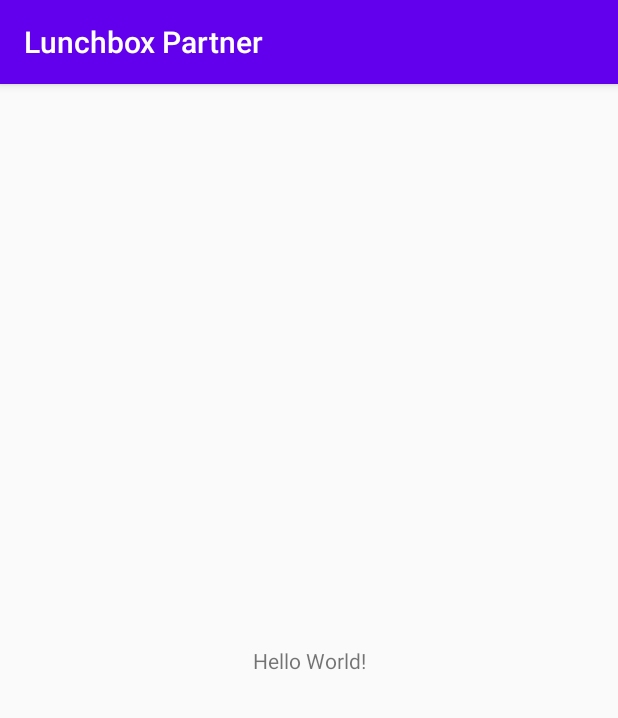
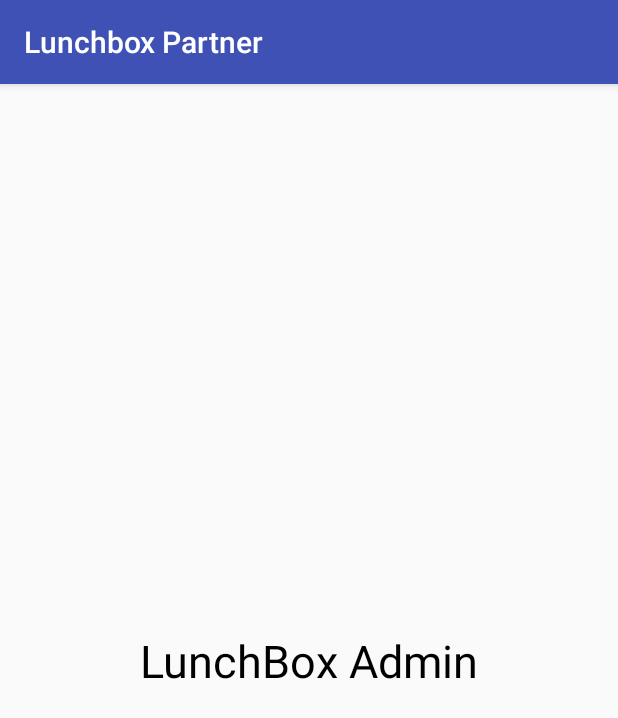
Before and after one commit to kunlmudgal/LunchBox-Partner, an Android app: the first screen one second after launch (MainActivity before the commit, LandingActivity after it), on a phone screen of 412 x 824 dp. Shown: the top 718 px of the screen. Run offline under Robolectric (Android 15) with nearby library versions, the phone set to English and light mode, and no system bars.

Commit message:
LoginSignUpActivity

```diff
--- a/app/build.gradle
+++ b/app/build.gradle
@@ -28,6 +28,7 @@ dependencies {
 
     implementation 'androidx.appcompat:appcompat:1.1.0'
     implementation 'androidx.constraintlayout:constraintlayout:1.1.3'
+    implementation 'androidx.cardview:cardview:1.0.0'
     testImplementation 'junit:junit:4.12'
     androidTestImplementation 'androidx.test.ext:junit:1.1.1'
     androidTestImplementation 'androidx.test.espresso:espresso-core:3.2.0'
--- a/app/src/main/AndroidManifest.xml
+++ b/app/src/main/AndroidManifest.xml
@@ -9,7 +9,10 @@
         android:roundIcon="@mipmap/ic_launcher_round"
         android:supportsRtl="true"
         android:theme="@style/AppTheme">
-        <activity android:name=".MainActivity">
+        <activity android:name=".HomeActivity"></activity>
+        <activity android:name=".SignUpActivity" />
+        <activity android:name=".LoginActivity" />
+        <activity android:name=".LandingActivity">
             <intent-filter>
                 <action android:name="android.intent.action.MAIN" />
 
--- a/app/src/main/java/com/dscglbajaj/lunchboxpartner/MainActivity.java
+++ b/app/src/main/java/com/dscglbajaj/lunchboxpartner/HomeActivity.java
@@ -1,14 +1,14 @@
 package com.dscglbajaj.lunchboxpartner;
+
+import androidx.appcompat.app.AppCompatActivity;
 
 import android.os.Bundle;
 
-import androidx.appcompat.app.AppCompatActivity;
-
-public class MainActivity extends AppCompatActivity {
+public class HomeActivity extends AppCompatActivity {
 
     @Override
     protected void onCreate(Bundle savedInstanceState) {
         super.onCreate(savedInstanceState);
-        setContentView(R.layout.activity_main);
+        setContentView(R.layout.activity_home);
     }
 }
--- /dev/null
+++ b/app/src/main/java/com/dscglbajaj/lunchboxpartner/LandingActivity.java
@@ -0,0 +1,23 @@
+package com.dscglbajaj.lunchboxpartner;
+
+import android.content.Intent;
+import android.os.Bundle;
+import android.os.Handler;
+
+import androidx.appcompat.app.AppCompatActivity;
+
+public class LandingActivity extends AppCompatActivity {
+
+    @Override
+    protected void onCreate(Bundle savedInstanceState) {
+        super.onCreate(savedInstanceState);
+        setContentView(R.layout.activity_landing);
+        new Handler().postDelayed(new Runnable() {
+            @Override
+            public void run() {
+                startActivity(new Intent(LandingActivity.this,LoginActivity.class));
+                finish();
+            }
+        },2500);
+    }
+}
--- a/app/src/main/res/layout/activity_main.xml
+++ b/app/src/main/res/layout/activity_home.xml
@@ -4,15 +4,6 @@
     xmlns:tools="http://schemas.android.com/tools"
     android:layout_width="match_parent"
     android:layout_height="match_parent"
-    tools:context=".MainActivity">
-
-    <TextView
-        android:layout_width="wrap_content"
-        android:layout_height="wrap_content"
-        android:text="Hello World!"
-        app:layout_constraintBottom_toBottomOf="parent"
-        app:layout_constraintLeft_toLeftOf="parent"
-        app:layout_constraintRight_toRightOf="parent"
-        app:layout_constraintTop_toTopOf="parent" />
+    tools:context=".HomeActivity">
 
 </androidx.constraintlayout.widget.ConstraintLayout>
--- /dev/null
+++ b/app/src/main/res/layout/activity_landing.xml
@@ -0,0 +1,21 @@
+<?xml version="1.0" encoding="utf-8"?>
+<androidx.constraintlayout.widget.ConstraintLayout xmlns:android="http://schemas.android.com/apk/res/android"
+    xmlns:app="http://schemas.android.com/apk/res-auto"
+    xmlns:tools="http://schemas.android.com/tools"
+    android:layout_width="match_parent"
+    android:layout_height="match_parent"
+    tools:context=".LandingActivity">
+
+
+    <TextView
+        android:id="@+id/textView"
+        android:layout_width="wrap_content"
+        android:layout_height="wrap_content"
+        android:text="LunchBox Admin"
+        android:textColor="@color/colorAccent"
+        android:textSize="30sp"
+        app:layout_constraintBottom_toBottomOf="parent"
+        app:layout_constraintEnd_toEndOf="parent"
+        app:layout_constraintStart_toStartOf="parent"
+        app:layout_constraintTop_toTopOf="parent" />
+</androidx.constraintlayout.widget.ConstraintLayout>
--- a/app/src/main/res/values/colors.xml
+++ b/app/src/main/res/values/colors.xml
@@ -1,6 +1,27 @@
 <?xml version="1.0" encoding="utf-8"?>
 <resources>
-    <color name="colorPrimary">#6200EE</color>
-    <color name="colorPrimaryDark">#3700B3</color>
-    <color name="colorAccent">#03DAC5</color>
+<!--    <color name="colorPrimary">#6200EE</color>-->
+<!--    <color name="colorPrimaryDark">#3700B3</color>-->
+<!--    <color name="colorAccent">#03DAC5</color>-->
+    <color name="colorPrimary">#3F51B5</color>
+    <color name="colorPrimaryDark">#303F9F</color>
+    <color name="colorAccent">#000</color>
+    <color name="colorBlueDark">#332D8C</color>
+    <color name="Gray">#54595e</color>
+    <color name="Black">#323538</color>
+    <color name="Blue">#4d8ef6</color>
+    <color name="PrimaryWhite">#dce2e4</color>
+    <color name="Whitebright">#ffffff</color>
+    <color name="WhiteD">#f6fafd</color>
+    <color name="Primary">#147a6d</color>
+    <color name="GrayW">#f7f7f7</color>
+    <color name="BG">#1b4d80</color>
+    <color name="backgroud">#CCEEF4</color>
+    <color name="Form">#266b92</color>
+    <color name="Ambulance">#34ace0</color>
+    <color name="Hospital">#1abc9c</color>
+    <color name="GvtPolocies">#706fd3</color>
+    <color name="Fund">#ffb912</color>
+    <color name="Blogs">#833471</color>
+    <color name="Doners">#e74c3c</color>
 </resources>
--- a/app/src/main/res/values/strings.xml
+++ b/app/src/main/res/values/strings.xml
@@ -1,3 +1,4 @@
 <resources>
     <string name="app_name">Lunchbox Partner</string>
+    <string name="terms_amp_condition"><![CDATA[terms & condition]]></string>
 </resources>
--- a/build.gradle
+++ b/build.gradle
@@ -8,7 +8,7 @@ buildscript {
 
     }
     dependencies {
-        classpath 'com.android.tools.build:gradle:3.6.3'
+        classpath 'com.android.tools.build:gradle:4.0.0'
 
 
         // NOTE: Do not place your application dependencies here; they belong
```
Also changed, not shown: app/src/main/java/com/dscglbajaj/lunchboxpartner/LoginActivity.java (added, +36 -0 lines), app/src/main/java/com/dscglbajaj/lunchboxpartner/SignUpActivity.java (added, +14 -0 lines), app/src/main/res/layout/activity_sign_up.xml (added, +274 -0 lines), gradle/wrapper/gradle-wrapper.properties.
